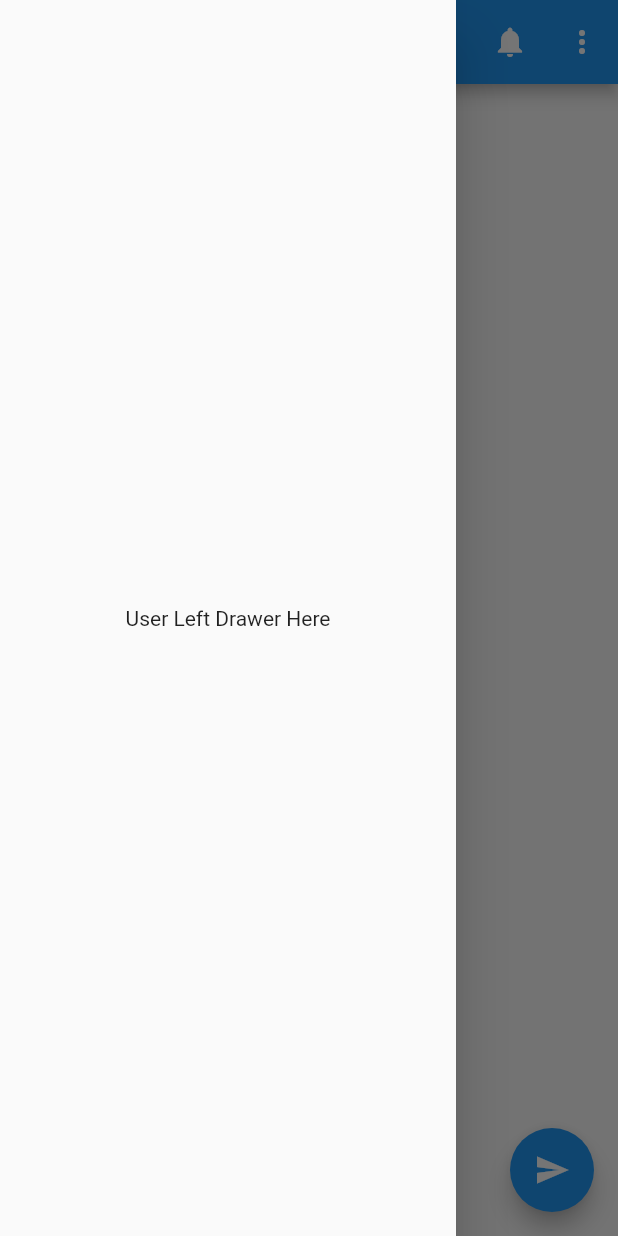
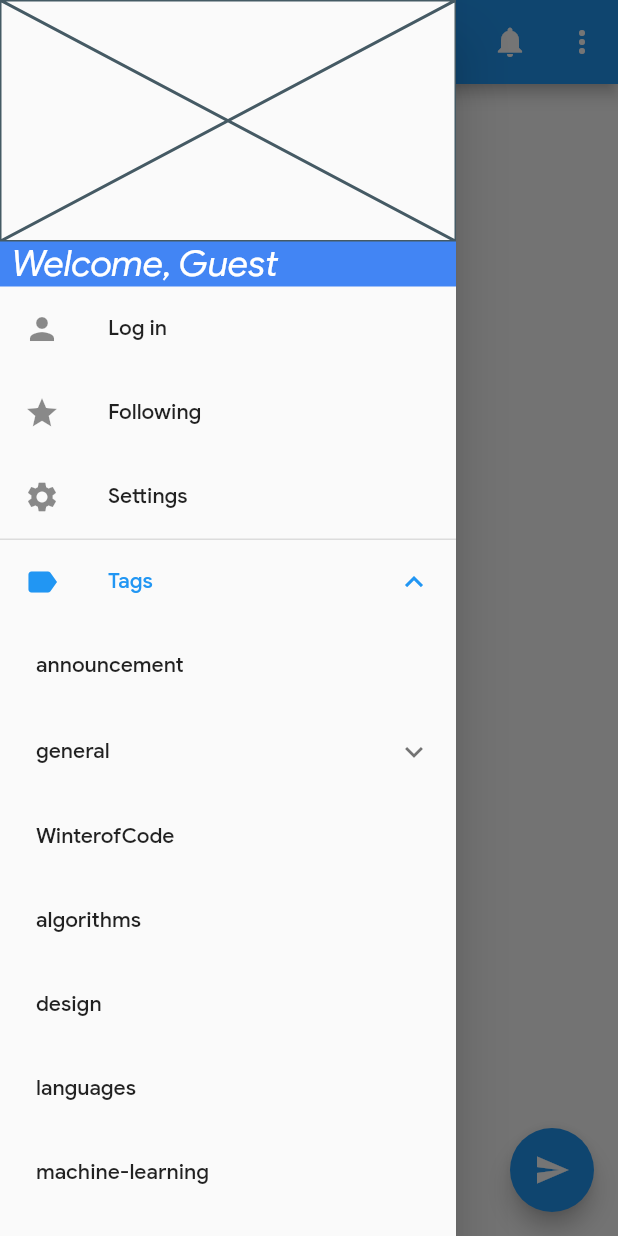
Before and after one commit to dscnsec/DSC-NSEC-Forum-APP, a Flutter app: the screen it shows after launch, with the side drawer open, on a phone screen of 412 x 824 dp. Run offline on Flutter 3.47's test engine with Material 2 defaults, Android fonts, the phone set to English and light mode, and no system bars; our stand-ins replace font_awesome_flutter.

Commit message:
Create left drawer sections, initialize login page

```diff
--- /dev/null
+++ b/application/forum_app/lib/data/tags.dart
@@ -0,0 +1,50 @@
+import 'package:flutter/material.dart';
+
+class Tag {
+  Widget icon;
+  final String tagName;
+  final List<Tag> children;
+  Tag(this.tagName, [this.children = const <Tag>[]]) {
+    this.icon ??= Container(
+      height: 8.0,
+      width: 8.0,
+      color: Colors.pink,
+    );
+  }
+}
+
+final List<Tag> tagList = <Tag>[
+  Tag('announcement'),
+  Tag(
+    'general',
+    <Tag>[
+      Tag('introduction'),
+      Tag('complaint'),
+      Tag('feature-request'),
+      Tag('feedback'),
+      Tag('promotions'),
+    ],
+  ),
+  Tag('WinterofCode'),
+  Tag('algorithms'),
+  Tag('design'),
+  Tag('languages'),
+  Tag('machine-learning'),
+  Tag('mobile'),
+  Tag('web'),
+  Tag('memes'),
+  Tag('resources'),
+  Tag('GCPCrashCourse'),
+  Tag('Video Editing'),
+  Tag('flutter'),
+  Tag('python'),
+  Tag('neural-networks'),
+  Tag(
+    'More...',
+    <Tag>[
+      Tag('tensorflow'),
+      Tag('dart-language'),
+      Tag('android'),
+    ],
+  ),
+];
--- a/application/forum_app/lib/main.dart
+++ b/application/forum_app/lib/main.dart
@@ -1,4 +1,5 @@
 import 'package:flutter/material.dart';
+import 'package:flutter/services.dart';
 
 // * pages import
 import 'package:forum_app/pages/home.dart';
@@ -7,6 +8,9 @@ import 'package:forum_app/pages/home.dart';
 import 'package:forum_app/ui/themes.dart';
 
 void main() {
+  SystemChrome.setSystemUIOverlayStyle(
+    SystemUiOverlayStyle(statusBarColor: Colors.transparent),
+  );
   runApp(Root());
 }
 
--- a/application/forum_app/lib/widgets/app_drawers.dart
+++ b/application/forum_app/lib/widgets/app_drawers.dart
@@ -5,19 +5,81 @@ import 'package:font_awesome_flutter/font_awesome_flutter.dart';
 
 // * data import
 import 'package:forum_app/data/static_data.dart';
+import 'package:forum_app/data/tags.dart';
 
 // * pages import
 import 'package:forum_app/pages/forum_faq.dart';
+import 'package:forum_app/pages/login.dart';
 
 // * ui import
 import 'package:forum_app/ui/colors.dart';
+
+// * utils import
+import 'package:forum_app/utils/url_launcher.dart';
+import 'package:forum_app/widgets/tag_list_view.dart';
 
 class AppLeftDrawer extends StatelessWidget {
   @override
   Widget build(BuildContext context) {
     return Drawer(
-      child: Center(
-        child: Text('User Left Drawer Here'),
+      child: Theme(
+        data: Theme.of(context).copyWith(
+          textTheme:
+              Theme.of(context).textTheme.apply(fontFamily: 'Google Sans'),
+        ),
+        child: MediaQuery.removePadding(
+          context: context,
+          removeTop: true,
+          child: CustomScrollView(
+            slivers: <Widget>[
+              SliverList(
+                delegate: SliverChildListDelegate(
+                  [
+                    DrawerHeader(
+                      padding: EdgeInsets.zero,
+                      margin: EdgeInsets.zero,
+                      child: Placeholder(),
+                    ),
+                    Container(
+                      color: googleBlue,
+                      padding: EdgeInsets.symmetric(horizontal: 8.0),
+                      child: Text(
+                        'Welcome, Guest',
+                        style: Theme.of(context).textTheme.headline.copyWith(
+                            color: Colors.white,
+                            fontStyle: FontStyle.italic,
+                            fontFamily: 'Google Sans'),
+                      ),
+                    ),
+                    ListTile(
+                      leading: Icon(Icons.person),
+                      title: Text('Log in'),
+                      onTap: () {
+                        Navigator.pop(context);
+                        Navigator.push(context,
+                            MaterialPageRoute(builder: (_) => LoginPage()));
+                      },
+                    ),
+                    ListTile(
+                      leading: Icon(Icons.star),
+                      title: Text('Following'),
+                    ),
+                    ListTile(
+                      leading: Icon(Icons.settings),
+                      title: Text('Settings'),
+                    ),
+                    ExpansionTile(
+                      initiallyExpanded: true,
+                      leading: Icon(Icons.label),
+                      title: Text('Tags'),
+                      children: buildTagWidgetListView(tagList),
+                    )
+                  ],
+                ),
+              ),
+            ],
+          ),
+        ),
       ),
     );
   }
@@ -26,11 +88,12 @@ class AppLeftDrawer extends StatelessWidget {
 class AppRightDrawer extends StatelessWidget {
   @override
   Widget build(BuildContext context) {
-    return Theme(
-      data: Theme.of(context).copyWith(
-        textTheme: Theme.of(context).textTheme.apply(fontFamily: 'Google Sans'),
-      ),
-      child: Drawer(
+    return Drawer(
+      child: Theme(
+        data: Theme.of(context).copyWith(
+          textTheme:
+              Theme.of(context).textTheme.apply(fontFamily: 'Google Sans'),
+        ),
         child: ListView(
           padding: EdgeInsets.zero,
           children: <Widget>[
@@ -38,10 +101,10 @@ class AppRightDrawer extends StatelessWidget {
               padding: EdgeInsets.fromLTRB(
                   8.0, MediaQuery.of(context).padding.top, 8.0, 8.0),
               child: Text(
-                hiThere,
+                introUser,
                 style: Theme.of(context)
                     .textTheme
-                    .display1
+                    .headline
                     .copyWith(color: Colors.white, fontFamily: 'Google Sans'),
               ),
               color: googleBlue,
@@ -62,6 +125,7 @@ class AppRightDrawer extends StatelessWidget {
             ListTile(
               leading: Icon(Icons.info),
               title: Text('About Us'),
+              onTap: () => launchUrl(dscNsecUrl),
             ),
           ],
         ),
--- /dev/null
+++ b/application/forum_app/lib/widgets/tag_list_view.dart
@@ -0,0 +1,23 @@
+import 'package:flutter/material.dart';
+
+// * data import
+import 'package:forum_app/data/tags.dart';
+
+List<Widget> buildTagWidgetListView(List<Tag> tagList) {
+  return tagList.map<Widget>((item) {
+    if (item.children.isEmpty)
+      return ListTile(
+        title: Text(item.tagName),
+        contentPadding: EdgeInsets.only(left: 24.0),
+      );
+    else {
+      return Padding(
+        padding: EdgeInsets.only(left: 8.0),
+        child: ExpansionTile(
+          title: Text(item.tagName),
+          children: buildTagWidgetListView(item.children),
+        ),
+      );
+    }
+  }).toList();
+}
--- a/application/forum_app/pubspec.yaml
+++ b/application/forum_app/pubspec.yaml
@@ -11,6 +11,7 @@ dependencies:
     sdk: flutter
   provider: ^3.1.0+1
   font_awesome_flutter: ^8.5.0
+  url_launcher: ^5.2.5
 
   cupertino_icons: ^0.1.2
 
```
Also changed, not shown: application/forum_app/lib/data/static_data.dart (+6 -1 lines), application/forum_app/lib/pages/home.dart (+7 -1 lines), application/forum_app/lib/pages/login.dart (added, +59 -0 lines), application/forum_app/lib/pages/notifications.dart (added, +30 -0 lines), application/forum_app/lib/utils/url_launcher.dart (added, +9 -0 lines), application/forum_app/pubspec.lock, 5 other files.
